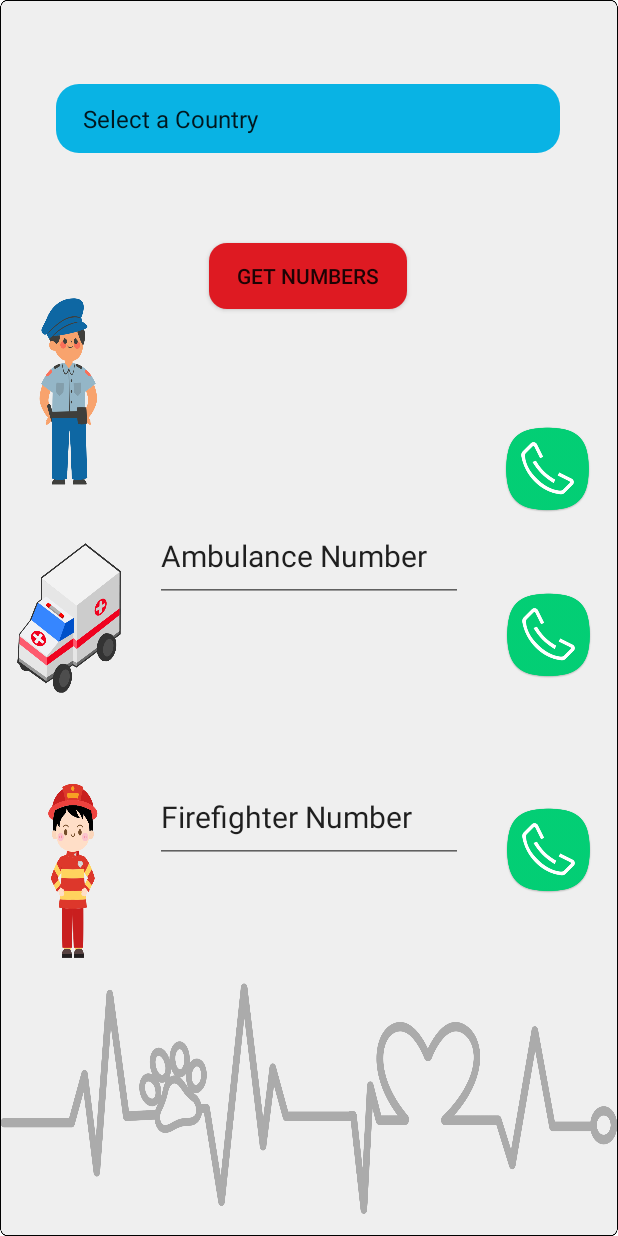
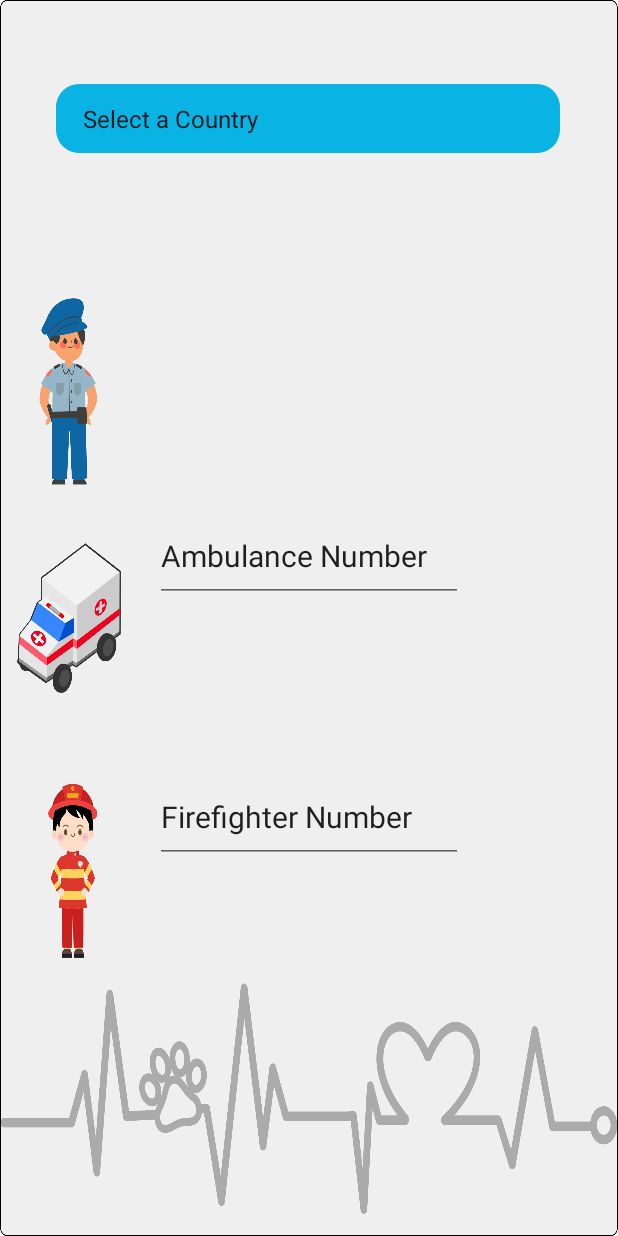
Before and after one commit to harunandes21/PawRescue, an Android app: the EmergencyActivity screen opened directly, with no data from a screen before it, on a phone screen of 412 x 824 dp. Run offline under Robolectric (Android 15) with nearby library versions, the phone set to English and light mode, and no system bars.

Commit message:
Emergency

```diff
--- a/app/src/main/java/com/example/pawrescue/EmergencyActivity.java
+++ b/app/src/main/java/com/example/pawrescue/EmergencyActivity.java
@@ -1,6 +1,9 @@
 package com.example.pawrescue;
 
 import android.annotation.SuppressLint;
+import android.content.Intent;
+import android.content.res.Resources;
+import android.net.Uri;
 import android.os.AsyncTask;
 import android.os.Build;
 import android.os.Bundle;
@@ -10,6 +13,7 @@ import android.view.WindowManager;
 import android.widget.AdapterView;
 import android.widget.ArrayAdapter;
 import android.widget.Button;
+import android.widget.ImageView;
 import android.widget.Spinner;
 import android.widget.TextView;
 
@@ -29,6 +33,8 @@ import java.net.URL;
 
 public class EmergencyActivity extends AppCompatActivity {
     private Spinner countrySpinner;
+
+    ImageView iv1,iv2,iv3;
     private TextView text1,text2,text3;
     private ArrayAdapter<CharSequence> adapterCountry;
     private Button bt;
@@ -48,9 +54,13 @@ public class EmergencyActivity extends AppCompatActivity {
                 getWindow().setNavigationBarColor(getResources().getColor(android.R.color.transparent, getTheme()));
             }
         }
-        setContentView(R.layout.activity_emergency);
 
 
+        setContentView(R.layout.activity_emergency);
+        // Önce Resources objesini al
+        Resources resources = getResources();
+        // Ardından string-array'i al
+        String[] codeArray = resources.getStringArray(R.array.countryCode_array);
         bt = findViewById(R.id.button);
         text1 = findViewById(R.id.editText1);
         text2 = findViewById(R.id.editText2);
@@ -60,17 +70,75 @@ public class EmergencyActivity extends AppCompatActivity {
         adapterCountry.setDropDownViewResource(android.R.layout.simple_spinner_dropdown_item);
         countrySpinner.setAdapter(adapterCountry);
 
+        bt.setVisibility(View.INVISIBLE);
+        iv1 = findViewById(R.id.callButton1);
+        iv2 = findViewById(R.id.callButton2);
+        iv3 = findViewById(R.id.callButton3);
+        iv1.setVisibility(View.INVISIBLE);
+        iv2.setVisibility(View.INVISIBLE);
+        iv3.setVisibility(View.INVISIBLE);
+
+
         bt.setOnClickListener(new View.OnClickListener() {
             @Override
             public void onClick(View v) {
                 apiCall();
+
+            }
+        });
+
+        iv1.setOnClickListener(new View.OnClickListener() {
+            @Override
+            public void onClick(View v) {
+                String phoneNumber = text1.getText().toString(); // Burayı kendi telefon numaranızla değiştirin
+
+                // Telefon uygulamasını başlatmak için bir Intent oluşturun
+                Intent dialIntent = new Intent(Intent.ACTION_DIAL, Uri.parse("tel:" + phoneNumber));
+
+                // Telefon uygulamasını başlatın
+                startActivity(dialIntent);
+            }
+        });
+
+        iv2.setOnClickListener(new View.OnClickListener() {
+            @Override
+            public void onClick(View v) {
+                String phoneNumber = text2.getText().toString(); // Burayı kendi telefon numaranızla değiştirin
+
+                // Telefon uygulamasını başlatmak için bir Intent oluşturun
+                Intent dialIntent = new Intent(Intent.ACTION_DIAL, Uri.parse("tel:" + phoneNumber));
+
+                // Telefon uygulamasını başlatın
+                startActivity(dialIntent);
+            }
+        });
+
+        iv3.setOnClickListener(new View.OnClickListener() {
+            @Override
+            public void onClick(View v) {
+                String phoneNumber = text3.getText().toString(); // Burayı kendi telefon numaranızla değiştirin
+
+                // Telefon uygulamasını başlatmak için bir Intent oluşturun
+                Intent dialIntent = new Intent(Intent.ACTION_DIAL, Uri.parse("tel:" + phoneNumber));
+
+                // Telefon uygulamasını başlatın
+                startActivity(dialIntent);
             }
         });
 
         countrySpinner.setOnItemSelectedListener(new AdapterView.OnItemSelectedListener() {
             @Override
             public void onItemSelected(AdapterView<?> parent, View view, int position, long id) {
-                selectedCountry = parent.getItemAtPosition(position).toString();
+                if(position>0){
+                    selectedCountry = codeArray[position].toString();
+                    bt.setVisibility(View.VISIBLE);
+                }else{
+                    bt.setVisibility(View.INVISIBLE);
+                    iv1.setVisibility(View.INVISIBLE);
+                    iv2.setVisibility(View.INVISIBLE);
+                    iv3.setVisibility(View.INVISIBLE);
+                }
+
             }
 
             @Override
@@ -94,7 +162,6 @@ public class EmergencyActivity extends AppCompatActivity {
             @Override
             protected String doInBackground(Void... params) {
                 try {
-                    selectedCountry = "TR";
                     URL url = new URL("https://emergencynumberapi.com/api/country/" + selectedCountry);
                     HttpURLConnection urlConnection = (HttpURLConnection) url.openConnection();
                     try {
@@ -137,16 +204,16 @@ public class EmergencyActivity extends AppCompatActivity {
 
 
 
-                        String isoCode = countryObject.getString("ISOCode");
-                        String isoNumeric = countryObject.getString("ISONumeric");
-
 
                         // Similarly, you can parse other information like fire, police, etc.
 
                         // Now, update your text views with the obtained information
-                        text1.setText(ambulance);
-                        text2.setText(fire);
-                        text3.setText(police);
+                        text1.setText(police);
+                        text2.setText(ambulance);
+                        text3.setText(fire);
+                        iv1.setVisibility(View.VISIBLE);
+                        iv2.setVisibility(View.VISIBLE);
+                        iv3.setVisibility(View.VISIBLE);
                     } catch (JSONException e) {
                         e.printStackTrace();
                         text1.setText("JSON parsing failed");
--- a/app/src/main/res/values/strings.xml
+++ b/app/src/main/res/values/strings.xml
@@ -31,8 +31,20 @@
         <item>Palestine</item>
         <item>Poland</item>
         <item>United Arab Emirates</item>
+    </string-array>
 
-
+    <string-array name="countryCode_array">
+        <item>Select a Country </item>
+        <item>TR</item>
+        <item>DE</item>
+        <item>FR</item>
+        <item>BE</item>
+        <item>ES</item>
+        <item>MX</item>
+        <item>JP</item>
+        <item>PS</item>
+        <item>PL</item>
+        <item>AE</item>
     </string-array>
     <string-array name="city_array">
         <item>Konya</item>
```
